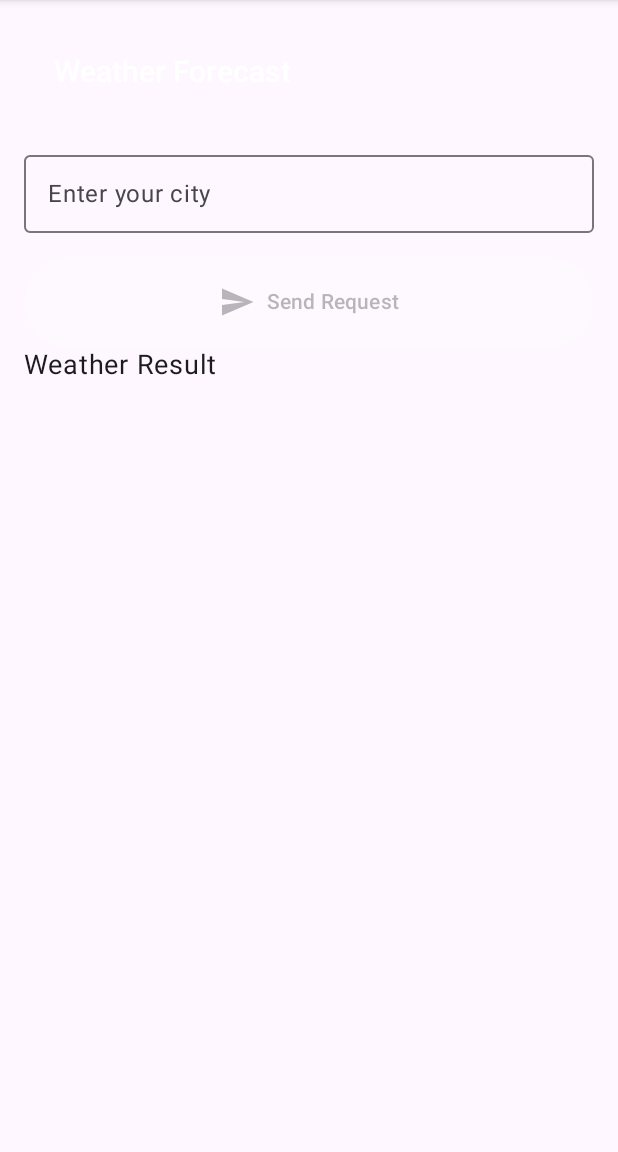
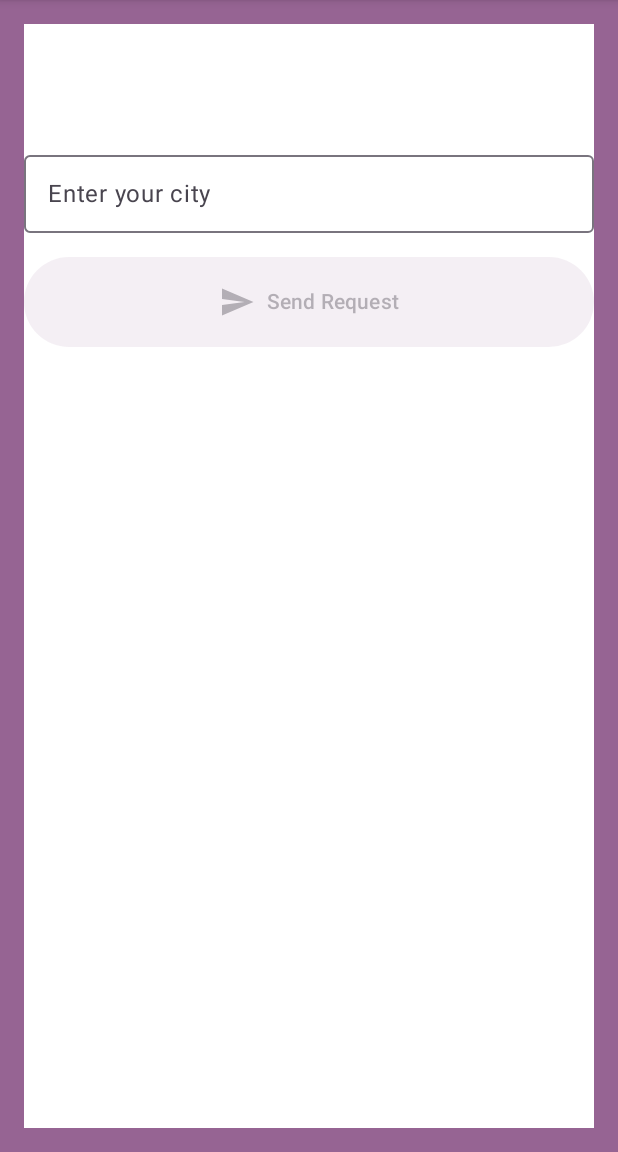
Before and after one commit to maguitaria/pogoda, an Android app built with Jetpack Compose: the screen it shows after launch (MainActivity), on a phone screen of 412 x 824 dp, the part 84-1236 px from its top. Run offline under Robolectric (Android 15) with nearby library versions, the phone set to English and light mode, and no system bars; our stand-ins replace livedata-compose; pictures from the network do not load.

Commit message:
Added new colors and enhanced error handling when entering wrong input

```diff
--- a/app/src/main/java/com/example/myapplication/MainActivity.kt
+++ b/app/src/main/java/com/example/myapplication/MainActivity.kt
@@ -1,15 +1,11 @@
 package com.example.myapplication
 
 import android.os.Bundle
-import android.util.Log
-import android.widget.Button
-import android.widget.EditText
-import android.widget.ImageView
-import android.widget.TextView
 import androidx.activity.compose.setContent
 import androidx.appcompat.app.AppCompatActivity
 import androidx.compose.foundation.Image
 import androidx.compose.foundation.background
+import androidx.compose.foundation.border
 import androidx.compose.foundation.layout.Box
 import androidx.compose.foundation.layout.Column
 import androidx.compose.foundation.layout.Spacer
@@ -24,16 +20,15 @@ import androidx.compose.foundation.shape.RoundedCornerShape
 import androidx.compose.foundation.text.KeyboardOptions
 import androidx.compose.material.icons.Icons
 import androidx.compose.material.icons.filled.Send
-import androidx.compose.material3.AlertDialog
 import androidx.compose.material3.Button
 import androidx.compose.material3.CircularProgressIndicator
 import androidx.compose.material3.Icon
 import androidx.compose.material3.LocalTextStyle
 import androidx.compose.material3.MaterialTheme
 import androidx.compose.material3.OutlinedTextField
+import androidx.compose.material3.Snackbar
 import androidx.compose.material3.Surface
 import androidx.compose.material3.Text
-import androidx.compose.material3.TextButton
 import androidx.compose.runtime.Composable
 import androidx.compose.runtime.getValue
 import androidx.compose.runtime.livedata.observeAsState
@@ -45,6 +40,7 @@ import androidx.compose.ui.Modifier
 import androidx.compose.ui.draw.clip
 import androidx.compose.ui.graphics.Color
 import androidx.compose.ui.layout.ContentScale
+import androidx.compose.ui.platform.LocalContext
 import androidx.compose.ui.text.SpanStyle
 import androidx.compose.ui.text.buildAnnotatedString
 import androidx.compose.ui.text.font.FontWeight
@@ -54,15 +50,23 @@ import androidx.compose.ui.tooling.preview.Preview
 import androidx.compose.ui.unit.dp
 import androidx.compose.ui.unit.sp
 import coil.compose.rememberAsyncImagePainter
-import com.composeweatherapp.core.designsystem.theme.ComposeWeatherAppTheme
+import com.example.myapplication.ui.theme.ComposeWeatherAppTheme
 import com.example.myapplication.model.CurrentWeatherResponse
 import com.example.myapplication.viewmodel.MainViewModel
+import androidx.compose.foundation.clickable
+import androidx.compose.material3.SnackbarHost
+import androidx.compose.material3.SnackbarHostState
+import androidx.compose.runtime.LaunchedEffect
+import androidx.compose.runtime.rememberCoroutineScope
+import kotlinx.coroutines.launch
 
 // https://medium.com/@dimaswisodewo98/fetch-data-from-api-in-android-studio-kotlin-using-retrofit-with-mvvm-architecture-4f6b673f6a28
+
+
 class MainActivity : AppCompatActivity() {
 
+
     private lateinit var mainViewModel: MainViewModel
-
     override fun onCreate(savedInstanceState: Bundle?) {
         super.onCreate(savedInstanceState)
 
@@ -70,10 +74,9 @@ class MainActivity : AppCompatActivity() {
 
         setContent {
             ComposeWeatherAppTheme {
-                // A surface container using the 'background' color from the theme
                 Surface(
                     modifier = Modifier.fillMaxSize(),
-                    color = MaterialTheme.colorScheme.background
+                    color = MaterialTheme.colorScheme.onSurface
                 ) {
                     WeatherApp()
                 }
@@ -135,18 +138,12 @@ class MainActivity : AppCompatActivity() {
                 Text(text = "Send Request")
             }
 
-            // Weather result
-            Text(
-                text = "Weather Result",
-                fontSize = 18.sp,
-                modifier = Modifier.fillMaxWidth()
-            )
-
             Spacer(modifier = Modifier.height(16.dp))
 
             val weatherData by mainViewModel.weatherData.observeAsState(null)
             weatherData?.let {
                 CoilImage(it)
+                Spacer(modifier = Modifier.height(16.dp))
                 setResultText(it)
 
             }
@@ -164,7 +161,8 @@ class MainActivity : AppCompatActivity() {
         Box(
             modifier = Modifier
                 .size(120.dp) // Adjust the size as needed
-                .background(Color.Black, shape = RoundedCornerShape(8.dp))
+                .background(MaterialTheme.colorScheme.primary, shape = RoundedCornerShape(8.dp)),
+                    contentAlignment = Alignment.Center
         ) {
             // Load image from URL using Coil's rememberImagePainter
             Image(
@@ -190,64 +188,63 @@ class MainActivity : AppCompatActivity() {
                 .padding(all = 20.dp)
         )
     }
-
     @Composable
     private fun subscribe() {
+        val snackbarHostState = remember { SnackbarHostState() }
+        val scope = rememberCoroutineScope()
         val isLoading by mainViewModel.isLoading.observeAsState(false)
         val isError by mainViewModel.isError.observeAsState(false)
-        val weatherData by mainViewModel.weatherData.observeAsState(null)
-        var isPopupVisible by remember { mutableStateOf(false) }
+
         if (isLoading) {
             CircularProgressIndicator(
                 modifier = Modifier
-                    .size(50.dp)
+                    .size(70.dp)
                     .padding(16.dp)
             )
         }
 
         if (isError) {
-            isPopupVisible = true
-            AlertDialog(
-                onDismissRequest = {
-                    isPopupVisible = false
-                },
-                title = {
-                    Text(text = "Error")
-                },
-                text = {
-                    Text(text = mainViewModel.errorMessage ?: "An error occurred")
-                },
-                confirmButton = {
-                    TextButton(
-                        onClick = {
-                            isPopupVisible = false
-                            Log.e("Error", mainViewModel.errorMessage ?: "An error occurred")
-                        }
-                    ) {
-                        Text("OK")
-                    }
+            LaunchedEffect(isError) {
+                scope.launch {
+                    snackbarHostState.showSnackbar(
+                        message = "An error occurred",
+                        actionLabel = "Dismiss"
+                    )
                 }
-            )
+            }
         }
 
-        mainViewModel.errorMessage?.let { errorMessage ->
-            if (errorMessage.contains("No matching location found", ignoreCase = true)) {
-                // Show a specific message or UI for this error
-                Text("No matching location found")
+        // Display the snackbar
+        SnackbarHost(
+            hostState = snackbarHostState,
+            modifier = Modifier.padding(16.dp)
+                .background(Color.White)
+        ) {
+            Snackbar(
+modifier = Modifier
+    .background(MaterialTheme.colorScheme.primary)
+            ) {
+                Text(
+                    text =  "An error occured",
+                    style = MaterialTheme.typography.bodySmall,
+                    modifier = Modifier
+                        .padding(8.dp)
+                        .clickable {
+                            snackbarHostState.currentSnackbarData?.dismiss()
+                        }
+                )
             }
-
         }
-
     }
-
 
     @Composable
     private fun setResultText(weatherData: CurrentWeatherResponse) {
         Box(
             modifier = Modifier
                 .fillMaxWidth()
-                .background(Color.Gray) // Use the desired background color
-                .padding(16.dp),
+                .background(Color.White) // Use the desired background color
+                .padding(16.dp)
+                .border(1.dp, MaterialTheme.colorScheme.primary),
             contentAlignment = Alignment.Center
         ) {
             Column(
@@ -267,8 +264,9 @@ class MainActivity : AppCompatActivity() {
                             append("${weatherData.location?.name}")
                         }
                     },
-                    color = Color.White,
+                    color = Color.Black,
                     modifier = Modifier.padding(bottom = 8.dp)
+
                 )
 
                 // Display temperature
@@ -278,7 +276,7 @@ class MainActivity : AppCompatActivity() {
                             append("${weatherData.current?.tempC}°C")
                         }
                     },
-                    color = Color.White,
+                    color = MaterialTheme.colorScheme.secondary,
                     modifier = Modifier.padding(bottom = 16.dp)
                 )
 
@@ -294,7 +292,7 @@ class MainActivity : AppCompatActivity() {
                             append("Fahrenheit: ${weatherData.current?.tempF}\n")
                         }
                     },
-                    color = Color.White
+                    color = MaterialTheme.colorScheme.primary
                 )
             }
         }
--- a/app/src/main/java/com/example/myapplication/ui/theme/Color.kt
+++ b/app/src/main/java/com/example/myapplication/ui/theme/Color.kt
@@ -1,15 +1,9 @@
-package com.composeweatherapp.core.designsystem.theme
+package com.example.myapplication.ui.theme
 
 import androidx.compose.ui.graphics.Color
 
-val Purple700 = Color(0xFF3700B3)
-val TransparentDarkBlue = Color(0x80252B35)
-val HighTransparentDarkBlue = Color(0xE6252B35)
-val WhiteTransparent = Color(0x40FFFFFF)
-val White = Color(0xFFFFFFFF)
-val ErrorRed = Color(0xFFEE5253)
-val Black = Color(0xFF000000)
-
-val DarkBlue = Color(0xFF252B35)
-val Blue = Color(0xFF2D5F7A)
-val LightBlue = Color(0xFF5D89A6)
+val Pink = Color(0xFFf41280)
+val SecondaryColor = Color(0xFFf0d07c)
+val BackgroundColor = Color(0xFF22096f)
+val SurfaceColor = Color(0xFF966493)
+val OnSecondaryColor = Color(0xFF4c2946)
--- a/app/src/main/java/com/example/myapplication/ui/theme/Theme.kt
+++ b/app/src/main/java/com/example/myapplication/ui/theme/Theme.kt
@@ -1,31 +1,29 @@
-package com.composeweatherapp.core.designsystem.theme
+package com.example.myapplication.ui.theme
 
 import androidx.compose.foundation.isSystemInDarkTheme
 import androidx.compose.material3.MaterialTheme
 import androidx.compose.material3.darkColorScheme
 import androidx.compose.material3.lightColorScheme
 import androidx.compose.runtime.Composable
-import com.example.myapplication.ui.theme.Shapes
-import com.example.myapplication.ui.theme.Typography
 
 private val DarkColorPalette = darkColorScheme(
-    primary = Black,
+    primary = Pink,
+    secondary = SecondaryColor,
+    onSurface = SurfaceColor,
+    onSecondary = OnSecondaryColor,
 
-    secondary = TransparentDarkBlue,
-    onSurface = WhiteTransparent,
-    onSecondary = HighTransparentDarkBlue,
-
-    error = ErrorRed
+    error = SurfaceColor
 )
 
 private val LightColorPalette = lightColorScheme(
-    primary = Black,
+    primary = Pink,
 
-    secondary = TransparentDarkBlue,
-    onSurface = WhiteTransparent,
-    onSecondary = HighTransparentDarkBlue,
+    secondary = SecondaryColor,
+    onSurface = SurfaceColor,
+    onSecondary = OnSecondaryColor,
+    onBackground = BackgroundColor,
 
-    error = ErrorRed
+    error = SurfaceColor
 )
 
 @Composable
@@ -33,7 +31,7 @@ fun ComposeWeatherAppTheme(
     darkTheme: Boolean = isSystemInDarkTheme(),
     content: @Composable () -> Unit
 ) {
-    val colors = if (darkTheme) {
+    val colorScheme = if (darkTheme) {
         DarkColorPalette
     } else {
         LightColorPalette
@@ -42,7 +40,7 @@ fun ComposeWeatherAppTheme(
 
 
     MaterialTheme(
-        colorScheme = colors,
+        colorScheme = colorScheme,
         typography = Typography,
         shapes = Shapes,
         content = content
--- a/app/src/main/java/com/example/myapplication/ui/theme/Type.kt
+++ b/app/src/main/java/com/example/myapplication/ui/theme/Type.kt
@@ -18,7 +18,7 @@ val Typography = Typography(
     displayLarge = TextStyle(
         fontFamily = fonts,
         fontWeight = FontWeight.Light,
-        color = Color.White,
+        color = Color.Black,
         fontSize = 96.sp,
         letterSpacing = 0.sp,
     ),
```
Also changed, not shown: app/src/main/res/values/colors.xml (+8 -7 lines).
